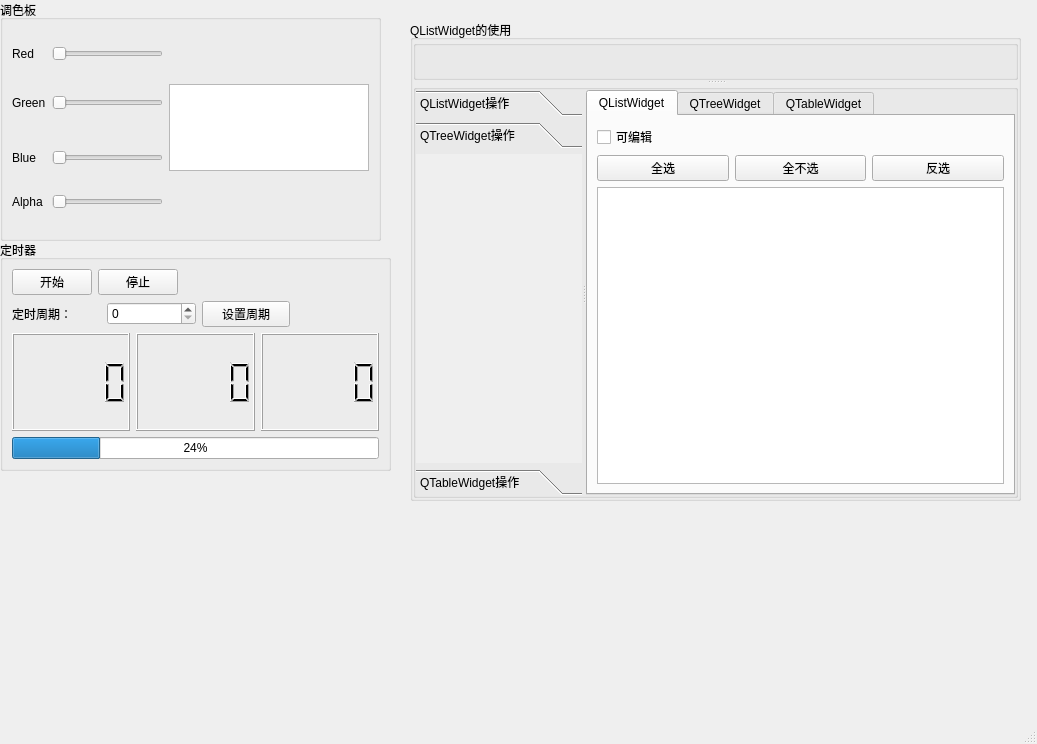
NFTB/QtStudy, file mainwindow.ui: the form before one commit.
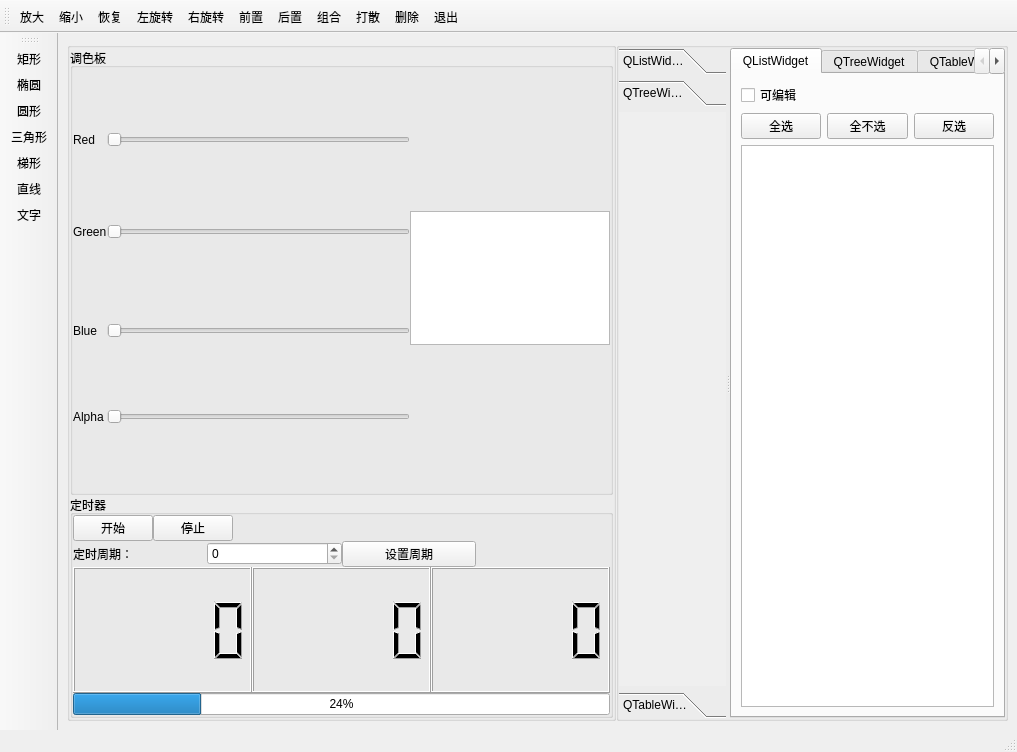
The form after the commit. The open tabs and pages were chosen to show the change. Icons and pictures are not drawn. Custom widgets are drawn as their Qt base class.

Commit message: new ui graphic design

```diff
--- a/mainwindow.ui
+++ b/mainwindow.ui
@@ -6,127 +6,82 @@
    <rect>
     <x>0</x>
     <y>0</y>
-    <width>1037</width>
-    <height>744</height>
+    <width>1017</width>
+    <height>752</height>
    </rect>
   </property>
   <property name="windowTitle">
    <string>MainWindow</string>
   </property>
+  <property name="toolButtonStyle">
+   <enum>Qt::ToolButtonStyle::ToolButtonTextUnderIcon</enum>
+  </property>
   <widget class="QWidget" name="centralwidget">
-   <layout class="QGridLayout" name="gridLayout_2">
-    <property name="leftMargin">
-     <number>0</number>
-    </property>
-    <property name="topMargin">
-     <number>0</number>
-    </property>
-    <property name="rightMargin">
-     <number>0</number>
-    </property>
-    <property name="spacing">
-     <number>0</number>
-    </property>
-    <item row="1" column="0">
+   <layout class="QGridLayout" name="gridLayout_4">
+    <item row="0" column="0">
      <widget class="QStackedWidget" name="stackedWidget">
       <property name="currentIndex">
-       <number>0</number>
+       <number>1</number>
       </property>
       <widget class="QWidget" name="page">
-       <widget class="QGroupBox" name="groupBox">
-        <property name="geometry">
-         <rect>
-          <x>0</x>
-          <y>0</y>
-          <width>381</width>
-          <height>241</height>
-         </rect>
+       <layout class="QGridLayout" name="gridLayout_2">
+        <property name="leftMargin">
+         <number>0</number>
         </property>
-        <property name="title">
-         <string>调色板</string>
+        <property name="topMargin">
+         <number>0</number>
         </property>
-        <layout class="QGridLayout" name="gridLayout">
-         <item row="3" column="0">
-          <widget class="QLabel" name="alphaLabel">
-           <property name="text">
-            <string>Alpha</string>
-           </property>
-          </widget>
-         </item>
-         <item row="3" column="1">
-          <widget class="QSlider" name="alphaSlider">
-           <property name="orientation">
-            <enum>Qt::Orientation::Horizontal</enum>
-           </property>
-          </widget>
-         </item>
-         <item row="1" column="0">
-          <widget class="QLabel" name="greenLabel">
-           <property name="text">
-            <string>Green</string>
-           </property>
-          </widget>
-         </item>
-         <item row="1" column="1">
-          <widget class="QSlider" name="greenSlider">
-           <property name="orientation">
-            <enum>Qt::Orientation::Horizontal</enum>
-           </property>
-          </widget>
-         </item>
+        <property name="rightMargin">
+         <number>0</number>
+        </property>
+        <property name="bottomMargin">
+         <number>0</number>
+        </property>
+        <property name="spacing">
+         <number>0</number>
+        </property>
          <item row="0" column="0">
-          <widget class="QLabel" name="redLabel">
-           <property name="text">
-            <string>Red</string>
-           </property>
-          </widget>
-         </item>
-         <item row="2" column="1">
-          <widget class="QSlider" name="blueSlider">
-           <property name="orientation">
-            <enum>Qt::Orientation::Horizontal</enum>
+         <widget class="QGroupBox" name="groupBox_5">
+          <property name="title">
+           <string/>
+          </property>
+          <layout class="QGridLayout" name="gridLayout_6">
+           <property name="leftMargin">
+            <number>0</number>
            </property>
-          </widget>
-         </item>
-         <item row="0" column="1">
-          <widget class="QSlider" name="redSlider">
-           <property name="orientation">
-            <enum>Qt::Orientation::Horizontal</enum>
+           <property name="topMargin">
+            <number>0</number>
            </property>
-          </widget>
-         </item>
+           <property name="rightMargin">
+            <number>0</number>
+           </property>
+           <property name="bottomMargin">
+            <number>0</number>
+           </property>
+           <property name="spacing">
+            <number>0</number>
+           </property>
          <item row="2" column="0">
-          <widget class="QLabel" name="blueLabel">
-           <property name="text">
-            <string>Blue</string>
-           </property>
-          </widget>
-         </item>
-         <item row="1" column="2" rowspan="2">
-          <widget class="QTextEdit" name="colorTextEdit">
-           <property name="maximumSize">
-            <size>
-             <width>200</width>
-             <height>200</height>
-            </size>
-           </property>
-          </widget>
-         </item>
-        </layout>
-       </widget>
        <widget class="QGroupBox" name="groupBox_2">
-        <property name="geometry">
-         <rect>
-          <x>0</x>
-          <y>240</y>
-          <width>391</width>
-          <height>231</height>
-         </rect>
-        </property>
         <property name="title">
          <string>定时器</string>
         </property>
         <layout class="QGridLayout" name="gridLayout_3">
+              <property name="leftMargin">
+               <number>0</number>
+              </property>
+              <property name="topMargin">
+               <number>0</number>
+              </property>
+              <property name="rightMargin">
+               <number>0</number>
+              </property>
+              <property name="bottomMargin">
+               <number>0</number>
+              </property>
+              <property name="spacing">
+               <number>0</number>
+              </property>
          <item row="2" column="0">
           <layout class="QHBoxLayout" name="horizontalLayout">
            <item>
@@ -234,19 +189,13 @@
          </item>
         </layout>
        </widget>
-       <widget class="QGroupBox" name="groupBox_3">
-        <property name="geometry">
-         <rect>
-          <x>410</x>
-          <y>20</y>
-          <width>611</width>
-          <height>481</height>
-         </rect>
-        </property>
+           </item>
+           <item row="0" column="0" rowspan="2" colspan="2">
+            <widget class="QGroupBox" name="groupBox">
         <property name="title">
-         <string>QListWidget的使用</string>
-        </property>
-        <layout class="QGridLayout" name="gridLayout_4">
+              <string>调色板</string>
+             </property>
+             <layout class="QGridLayout" name="gridLayout">
          <property name="leftMargin">
           <number>0</number>
          </property>
@@ -259,16 +208,86 @@
          <property name="bottomMargin">
           <number>0</number>
          </property>
+              <property name="spacing">
+               <number>0</number>
+              </property>
          <item row="0" column="0">
+               <widget class="QLabel" name="redLabel">
+                <property name="text">
+                 <string>Red</string>
+                </property>
+               </widget>
+              </item>
+              <item row="0" column="1">
+               <widget class="QSlider" name="redSlider">
+                <property name="orientation">
+                 <enum>Qt::Orientation::Horizontal</enum>
+                </property>
+               </widget>
+              </item>
+              <item row="2" column="1">
+               <widget class="QSlider" name="blueSlider">
+                <property name="orientation">
+                 <enum>Qt::Orientation::Horizontal</enum>
+                </property>
+               </widget>
+              </item>
+              <item row="1" column="1">
+               <widget class="QSlider" name="greenSlider">
+                <property name="orientation">
+                 <enum>Qt::Orientation::Horizontal</enum>
+                </property>
+               </widget>
+              </item>
+              <item row="3" column="1">
+               <widget class="QSlider" name="alphaSlider">
+                <property name="orientation">
+                 <enum>Qt::Orientation::Horizontal</enum>
+                </property>
+               </widget>
+              </item>
+              <item row="1" column="2" rowspan="2">
+               <widget class="QTextEdit" name="colorTextEdit">
+                <property name="maximumSize">
+                 <size>
+                  <width>200</width>
+                  <height>200</height>
+                 </size>
+                </property>
+               </widget>
+              </item>
+              <item row="1" column="0">
+               <widget class="QLabel" name="greenLabel">
+                <property name="text">
+                 <string>Green</string>
+                </property>
+               </widget>
+              </item>
+              <item row="3" column="0">
+               <widget class="QLabel" name="alphaLabel">
+                <property name="text">
+                 <string>Alpha</string>
+                </property>
+               </widget>
+              </item>
+              <item row="2" column="0">
+               <widget class="QLabel" name="blueLabel">
+                <property name="text">
+                 <string>Blue</string>
+                </property>
+               </widget>
+              </item>
+             </layout>
+            </widget>
+           </item>
+          </layout>
+         </widget>
+        </item>
+        <item row="0" column="1">
           <widget class="QSplitter" name="splitter_3">
            <property name="orientation">
             <enum>Qt::Orientation::Vertical</enum>
            </property>
-           <widget class="QGroupBox" name="actionBox">
-            <property name="title">
-             <string/>
-            </property>
-           </widget>
            <widget class="QGroupBox" name="groupBox_4">
             <property name="title">
              <string/>
@@ -293,15 +312,15 @@
                </property>
                <widget class="QToolBox" name="toolBox">
                 <property name="currentIndex">
-                 <number>0</number>
+                <number>1</number>
                 </property>
                 <widget class="QWidget" name="listWidgetOpt">
                  <property name="geometry">
                   <rect>
                    <x>0</x>
                    <y>0</y>
-                   <width>184</width>
-                   <height>311</height>
+                  <width>136</width>
+                  <height>539</height>
                   </rect>
                  </property>
                  <attribute name="label">
@@ -350,8 +369,8 @@
                   <rect>
                    <x>0</x>
                    <y>0</y>
-                   <width>184</width>
-                   <height>311</height>
+                  <width>136</width>
+                  <height>539</height>
                   </rect>
                  </property>
                  <attribute name="label">
@@ -363,8 +382,8 @@
                   <rect>
                    <x>0</x>
                    <y>0</y>
-                   <width>184</width>
-                   <height>311</height>
+                  <width>136</width>
+                  <height>539</height>
                   </rect>
                  </property>
                  <attribute name="label">
@@ -440,58 +459,289 @@
          </item>
         </layout>
        </widget>
-      </widget>
-      <widget class="QWidget" name="page_2"/>
-     </widget>
-    </item>
-   </layout>
-  </widget>
-  <widget class="QMenuBar" name="menubar">
+      <widget class="QWidget" name="page_2">
+       <widget class="QWGraphicsView" name="View">
    <property name="geometry">
     <rect>
      <x>0</x>
-     <y>0</y>
-     <width>1037</width>
-     <height>25</height>
+          <y>10</y>
+          <width>841</width>
+          <height>461</height>
     </rect>
    </property>
   </widget>
-  <widget class="QStatusBar" name="statusbar"/>
-  <action name="actListIni">
-   <property name="checkable">
-    <bool>true</bool>
+      </widget>
+     </widget>
+    </item>
+   </layout>
+  </widget>
+  <widget class="QToolBar" name="toolBar">
+   <property name="windowTitle">
+    <string>toolBar</string>
    </property>
+   <attribute name="toolBarArea">
+    <enum>LeftToolBarArea</enum>
+   </attribute>
+   <attribute name="toolBarBreak">
+    <bool>false</bool>
+   </attribute>
+   <addaction name="actItem_Rect"/>
+   <addaction name="actItem_Ellipse"/>
+   <addaction name="actItem_Circle"/>
+   <addaction name="actItem_Triangle"/>
+   <addaction name="actItem_Polygon"/>
+   <addaction name="actItem_Line"/>
+   <addaction name="actItem_Text"/>
+  </widget>
+  <widget class="QToolBar" name="toolBar_2">
+   <property name="windowTitle">
+    <string>toolBar_2</string>
+   </property>
+   <attribute name="toolBarArea">
+    <enum>TopToolBarArea</enum>
+   </attribute>
+   <attribute name="toolBarBreak">
+    <bool>false</bool>
+   </attribute>
+   <addaction name="actZoomIn"/>
+   <addaction name="actZoomOut"/>
+   <addaction name="actRestore"/>
+   <addaction name="actRotateLeft"/>
+   <addaction name="actRotateRight"/>
+   <addaction name="actEdit_Front"/>
+   <addaction name="actEdit_Back"/>
+   <addaction name="actGroup"/>
+   <addaction name="actGroupBreak"/>
+   <addaction name="actEdit_Delete"/>
+   <addaction name="actQuit"/>
+  </widget>
+  <widget class="QStatusBar" name="statusBar"/>
+  <action name="actItem_Rect">
    <property name="icon">
-    <iconset theme="format-justify-center"/>
+    <iconset resource="res.qrc">
+     <normaloff>:/images/images/RECTANGL.BMP</normaloff>:/images/images/RECTANGL.BMP</iconset>
    </property>
    <property name="text">
-    <string>初始化列表</string>
+    <string>矩形</string>
    </property>
    <property name="toolTip">
-    <string>&lt;html&gt;&lt;head/&gt;&lt;body&gt;&lt;p&gt;初始化列表&lt;/p&gt;&lt;/body&gt;&lt;/html&gt;</string>
+    <string>添加矩形</string>
    </property>
-   <property name="menuRole">
-    <enum>QAction::MenuRole::NoRole</enum>
+  </action>
+  <action name="actItem_Ellipse">
+   <property name="icon">
+    <iconset resource="res.qrc">
+     <normaloff>:/images/images/ELLIPSE.BMP</normaloff>:/images/images/ELLIPSE.BMP</iconset>
    </property>
+   <property name="text">
+    <string>椭圆</string>
+   </property>
+   <property name="toolTip">
+    <string>添加椭圆型</string>
+   </property>
   </action>
-  <action name="actListClear">
-   <property name="checkable">
-    <bool>true</bool>
+  <action name="actItem_Line">
+   <property name="icon">
+    <iconset resource="res.qrc">
+     <normaloff>:/images/images/LINE.BMP</normaloff>:/images/images/LINE.BMP</iconset>
    </property>
+   <property name="text">
+    <string>直线</string>
+   </property>
+   <property name="toolTip">
+    <string>添加直线</string>
+   </property>
+  </action>
+  <action name="actEdit_Delete">
    <property name="icon">
-    <iconset theme="application-exit"/>
+    <iconset resource="res.qrc">
+     <normaloff>:/images/images/108.bmp</normaloff>:/images/images/108.bmp</iconset>
    </property>
    <property name="text">
-    <string>清除列表</string>
+    <string>删除</string>
    </property>
    <property name="toolTip">
-    <string>&lt;html&gt;&lt;head/&gt;&lt;body&gt;&lt;p&gt;清除列表&lt;/p&gt;&lt;/body&gt;&lt;/html&gt;</string>
+    <string>删除选中的图元</string>
    </property>
-   <property name="menuRole">
-    <enum>QAction::MenuRole::NoRole</enum>
+  </action>
+  <action name="actQuit">
+   <property name="icon">
+    <iconset resource="res.qrc">
+     <normaloff>:/images/images/132.bmp</normaloff>:/images/images/132.bmp</iconset>
    </property>
+   <property name="text">
+    <string>退出</string>
+   </property>
+   <property name="toolTip">
+    <string>退出本系统</string>
+   </property>
   </action>
+  <action name="actItem_Text">
+   <property name="icon">
+    <iconset resource="res.qrc">
+     <normaloff>:/images/images/800.bmp</normaloff>:/images/images/800.bmp</iconset>
+   </property>
+   <property name="text">
+    <string>文字</string>
+   </property>
+   <property name="toolTip">
+    <string>添加文字</string>
+   </property>
+  </action>
+  <action name="actEdit_Front">
+   <property name="icon">
+    <iconset resource="res.qrc">
+     <normaloff>:/images/images/528.bmp</normaloff>:/images/images/528.bmp</iconset>
+   </property>
+   <property name="text">
+    <string>前置</string>
+   </property>
+   <property name="toolTip">
+    <string>居于最前面</string>
+   </property>
+  </action>
+  <action name="actEdit_Back">
+   <property name="icon">
+    <iconset resource="res.qrc">
+     <normaloff>:/images/images/526.bmp</normaloff>:/images/images/526.bmp</iconset>
+   </property>
+   <property name="text">
+    <string>后置</string>
+   </property>
+   <property name="toolTip">
+    <string>居于最后面</string>
+   </property>
+  </action>
+  <action name="actItem_Polygon">
+   <property name="icon">
+    <iconset resource="res.qrc">
+     <normaloff>:/images/images/FREEFORM.BMP</normaloff>:/images/images/FREEFORM.BMP</iconset>
+   </property>
+   <property name="text">
+    <string>梯形</string>
+   </property>
+   <property name="toolTip">
+    <string>添加梯形</string>
+   </property>
+  </action>
+  <action name="actZoomIn">
+   <property name="icon">
+    <iconset resource="res.qrc">
+     <normaloff>:/images/images/zoomin.png</normaloff>:/images/images/zoomin.png</iconset>
+   </property>
+   <property name="text">
+    <string>放大</string>
+   </property>
+   <property name="toolTip">
+    <string>放大</string>
+   </property>
+  </action>
+  <action name="actZoomOut">
+   <property name="icon">
+    <iconset resource="res.qrc">
+     <normaloff>:/images/images/zoomout.png</normaloff>:/images/images/zoomout.png</iconset>
+   </property>
+   <property name="text">
+    <string>缩小</string>
+   </property>
+   <property name="toolTip">
+    <string>缩小</string>
+   </property>
+  </action>
+  <action name="actRotateLeft">
+   <property name="icon">
+    <iconset resource="res.qrc">
+     <normaloff>:/images/images/rotateleft.png</normaloff>:/images/images/rotateleft.png</iconset>
+   </property>
+   <property name="text">
+    <string>左旋转</string>
+   </property>
+   <property name="toolTip">
+    <string>左旋转</string>
+   </property>
+  </action>
+  <action name="actRotateRight">
+   <property name="icon">
+    <iconset resource="res.qrc">
+     <normaloff>:/images/images/rotateright.png</normaloff>:/images/images/rotateright.png</iconset>
+   </property>
+   <property name="text">
+    <string>右旋转</string>
+   </property>
+   <property name="toolTip">
+    <string>右旋转</string>
+   </property>
+  </action>
+  <action name="actRestore">
+   <property name="icon">
+    <iconset resource="res.qrc">
+     <normaloff>:/images/images/420.bmp</normaloff>:/images/images/420.bmp</iconset>
+   </property>
+   <property name="text">
+    <string>恢复</string>
+   </property>
+   <property name="toolTip">
+    <string>恢复大小</string>
+   </property>
+  </action>
+  <action name="actGroup">
+   <property name="icon">
+    <iconset resource="res.qrc">
+     <normaloff>:/images/images/UNGROUP.BMP</normaloff>:/images/images/UNGROUP.BMP</iconset>
+   </property>
+   <property name="text">
+    <string>组合</string>
+   </property>
+   <property name="toolTip">
+    <string>组合</string>
+   </property>
+  </action>
+  <action name="actGroupBreak">
+   <property name="icon">
+    <iconset resource="res.qrc">
+     <normaloff>:/images/images/128.bmp</normaloff>:/images/images/128.bmp</iconset>
+   </property>
+   <property name="text">
+    <string>打散</string>
+   </property>
+   <property name="toolTip">
+    <string>取消组合</string>
+   </property>
+  </action>
+  <action name="actItem_Circle">
+   <property name="icon">
+    <iconset resource="res.qrc">
+     <normaloff>:/images/images/08.JPG</normaloff>:/images/images/08.JPG</iconset>
+   </property>
+   <property name="text">
+    <string>圆形</string>
+   </property>
+   <property name="toolTip">
+    <string>圆形</string>
+   </property>
+  </action>
+  <action name="actItem_Triangle">
+   <property name="icon">
+    <iconset resource="res.qrc">
+     <normaloff>:/images/images/Icon1242.ico</normaloff>:/images/images/Icon1242.ico</iconset>
+   </property>
+   <property name="text">
+    <string>三角形</string>
+   </property>
+   <property name="toolTip">
+    <string>三角形</string>
+   </property>
+  </action>
  </widget>
- <resources/>
+ <customwidgets>
+  <customwidget>
+   <class>QWGraphicsView</class>
+   <extends>QGraphicsView</extends>
+   <header>qwgraphicsview.h</header>
+  </customwidget>
+ </customwidgets>
+ <resources>
+  <include location="res.qrc"/>
+ </resources>
  <connections/>
 </ui>
```
Lines whose indentation alone changed are shown as unchanged. The commit also changes 2 other files.
